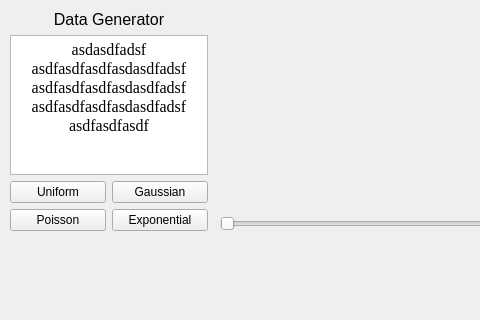
Old version of the form src/mainwindow.ui in the repository Karenina-na/Sorting; both pictures show x 0 to 480 and y 0 to 320 of the 800 by 600 pixel window.
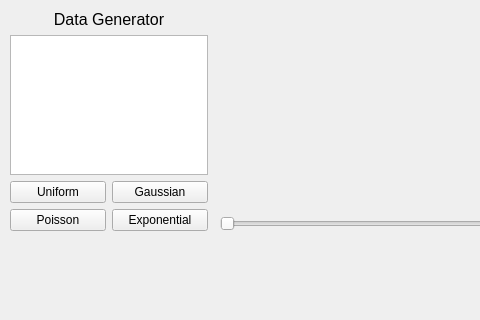
New version of the form. Icons and pictures are not drawn. Custom widgets are drawn as their Qt base class.

Diff of the .ui file:
```diff
--- a/src/mainwindow.ui
+++ b/src/mainwindow.ui
@@ -126,11 +126,7 @@
 li.unchecked::marker { content: &quot;\2610&quot;; }
 li.checked::marker { content: &quot;\2612&quot;; }
 &lt;/style&gt;&lt;/head&gt;&lt;body style=&quot; font-family:'Times New Roman'; font-size:12pt; font-weight:400; font-style:normal;&quot;&gt;
-&lt;p align=&quot;center&quot; style=&quot; margin-top:0px; margin-bottom:0px; margin-left:0px; margin-right:0px; -qt-block-indent:0; text-indent:0px;&quot;&gt;asdasdfadsf&lt;/p&gt;
-&lt;p align=&quot;center&quot; style=&quot; margin-top:0px; margin-bottom:0px; margin-left:0px; margin-right:0px; -qt-block-indent:0; text-indent:0px;&quot;&gt;asdfasdfasdfasdasdfadsf&lt;/p&gt;
-&lt;p align=&quot;center&quot; style=&quot; margin-top:0px; margin-bottom:0px; margin-left:0px; margin-right:0px; -qt-block-indent:0; text-indent:0px;&quot;&gt;asdfasdfasdfasdasdfadsf&lt;/p&gt;
-&lt;p align=&quot;center&quot; style=&quot; margin-top:0px; margin-bottom:0px; margin-left:0px; margin-right:0px; -qt-block-indent:0; text-indent:0px;&quot;&gt;asdfasdfasdfasdasdfadsf&lt;/p&gt;
-&lt;p align=&quot;center&quot; style=&quot; margin-top:0px; margin-bottom:0px; margin-left:0px; margin-right:0px; -qt-block-indent:0; text-indent:0px;&quot;&gt;asdfasdfasdf&lt;/p&gt;&lt;/body&gt;&lt;/html&gt;</string>
+&lt;p align=&quot;center&quot; style=&quot;-qt-paragraph-type:empty; margin-top:0px; margin-bottom:0px; margin-left:0px; margin-right:0px; -qt-block-indent:0; text-indent:0px;&quot;&gt;&lt;br /&gt;&lt;/p&gt;&lt;/body&gt;&lt;/html&gt;</string>
            </property>
           </widget>
          </item>
@@ -330,6 +326,14 @@
    </widget>
   </widget>
  </widget>
+ <customwidgets>
+  <customwidget>
+   <class>FunctionQWidget</class>
+   <extends>QWidget</extends>
+   <header>ui/functionqwidget.h</header>
+   <container>1</container>
+  </customwidget>
+ </customwidgets>
  <resources/>
  <connections/>
 </ui>
```
Left out of the diff: 42 changed lines with no effect on the pictures.
